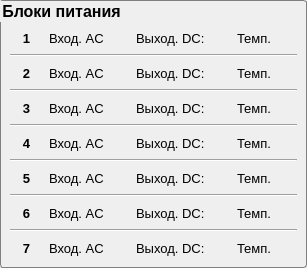
Old version of the form flag_panel.ui in the repository bulkanul/EVO_YFL_1064_GUI_coherent2.
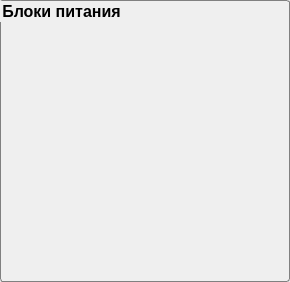
New version of the form. Icons and pictures are not drawn.

Commit message: Implemented functional flag panel

Diff of the .ui file:
```diff
--- a/flag_panel.ui
+++ b/flag_panel.ui
@@ -6,10 +6,31 @@
    <rect>
     <x>0</x>
     <y>0</y>
-    <width>307</width>
-    <height>268</height>
+    <width>290</width>
+    <height>282</height>
    </rect>
   </property>
+  <property name="minimumSize">
+   <size>
+    <width>280</width>
+    <height>0</height>
+   </size>
+  </property>
+  <property name="maximumSize">
+   <size>
+    <width>290</width>
+    <height>16777215</height>
+   </size>
+  </property>
+  <property name="font">
+   <font>
+    <family>Arial</family>
+    <pointsize>10</pointsize>
+    <weight>50</weight>
+    <italic>false</italic>
+    <bold>false</bold>
+   </font>
+  </property>
   <property name="windowTitle">
    <string>Form</string>
   </property>
@@ -20,6 +41,9 @@
  } </string>
   </property>
   <layout class="QVBoxLayout" name="verticalLayout">
+   <property name="spacing">
+    <number>1</number>
+   </property>
    <property name="leftMargin">
     <number>0</number>
    </property>
@@ -38,1109 +62,19 @@
       <font>
        <family>Arial</family>
        <pointsize>12</pointsize>
+       <weight>75</weight>
+       <italic>false</italic>
        <bold>true</bold>
       </font>
      </property>
+     <property name="styleSheet">
+      <string notr="true">QLabel {
+	font: 10pt 'Arial';
+}</string>
+     </property>
      <property name="title">
       <string>Блоки питания</string>
      </property>
-     <layout class="QVBoxLayout" name="verticalLayout_2">
-      <property name="leftMargin">
-       <number>9</number>
-      </property>
-      <property name="topMargin">
-       <number>27</number>
-      </property>
-      <property name="rightMargin">
-       <number>9</number>
-      </property>
-      <property name="bottomMargin">
-       <number>9</number>
-      </property>
-      <item>
-       <layout class="QHBoxLayout" name="horizontalLayout">
-        <item>
-         <widget class="QLabel" name="label_7">
-          <property name="font">
-           <font>
-            <family>Arial</family>
-            <pointsize>10</pointsize>
-            <bold>true</bold>
-           </font>
-          </property>
-          <property name="text">
-           <string>1</string>
-          </property>
-          <property name="alignment">
-           <set>Qt::AlignCenter</set>
-          </property>
-         </widget>
-        </item>
-        <item>
-         <widget class="QLabel" name="label">
-          <property name="font">
-           <font>
-            <family>Arial</family>
-            <pointsize>10</pointsize>
-           </font>
-          </property>
-          <property name="text">
-           <string>Вход. AC</string>
-          </property>
-         </widget>
-        </item>
-        <item>
-         <widget class="QLabel" name="label_2">
-          <property name="enabled">
-           <bool>false</bool>
-          </property>
-          <property name="minimumSize">
-           <size>
-            <width>20</width>
-            <height>20</height>
-           </size>
-          </property>
-          <property name="maximumSize">
-           <size>
-            <width>20</width>
-            <height>20</height>
-           </size>
-          </property>
-          <property name="styleSheet">
-           <string notr="true">QLabel::enabled{	
-	border-image: url(:/images/images/round_button_indicator_error.png)
-}
-QLabel::disabled{
-	border-image: url(:/images/images/round_button_indicator_on_hover.png);
-}</string>
-          </property>
-          <property name="text">
-           <string/>
-          </property>
-         </widget>
-        </item>
-        <item>
-         <widget class="QLabel" name="label_3">
-          <property name="font">
-           <font>
-            <family>Arial</family>
-            <pointsize>10</pointsize>
-           </font>
-          </property>
-          <property name="text">
-           <string>Выход. DC:</string>
-          </property>
-         </widget>
-        </item>
-        <item>
-         <widget class="QLabel" name="label_4">
-          <property name="minimumSize">
-           <size>
-            <width>20</width>
-            <height>20</height>
-           </size>
-          </property>
-          <property name="maximumSize">
-           <size>
-            <width>20</width>
-            <height>20</height>
-           </size>
-          </property>
-          <property name="styleSheet">
-           <string notr="true">QLabel::enabled{	
-	border-image: url(:/images/images/round_button_indicator_error.png)
-}
-QLabel::disabled{
-	border-image: url(:/images/images/round_button_indicator_on_hover.png);
-}</string>
-          </property>
-          <property name="text">
-           <string/>
-          </property>
-         </widget>
-        </item>
-        <item>
-         <widget class="QLabel" name="label_5">
-          <property name="font">
-           <font>
-            <family>Arial</family>
-            <pointsize>10</pointsize>
-           </font>
-          </property>
-          <property name="text">
-           <string>Темп.</string>
-          </property>
-         </widget>
-        </item>
-        <item>
-         <widget class="QLabel" name="label_6">
-          <property name="enabled">
-           <bool>false</bool>
-          </property>
-          <property name="minimumSize">
-           <size>
-            <width>20</width>
-            <height>20</height>
-           </size>
-          </property>
-          <property name="maximumSize">
-           <size>
-            <width>20</width>
-            <height>20</height>
-           </size>
-          </property>
-          <property name="styleSheet">
-           <string notr="true">QLabel::enabled{	
-	border-image: url(:/images/images/round_button_indicator_error.png)
-}
-QLabel::disabled{
-	border-image: url(:/images/images/round_button_indicator_on_hover.png);
-}</string>
-          </property>
-          <property name="text">
-           <string/>
-          </property>
-         </widget>
-        </item>
-       </layout>
-      </item>
-      <item>
-       <widget class="Line" name="line">
-        <property name="orientation">
-         <enum>Qt::Horizontal</enum>
-        </property>
-       </widget>
-      </item>
-      <item>
-       <layout class="QHBoxLayout" name="horizontalLayout_3">
-        <item>
-         <widget class="QLabel" name="label_22">
-          <property name="font">
-           <font>
-            <family>Arial</family>
-            <pointsize>10</pointsize>
-            <bold>true</bold>
-           </font>
-          </property>
-          <property name="text">
-           <string>2</string>
-          </property>
-          <property name="alignment">
-           <set>Qt::AlignCenter</set>
-          </property>
-         </widget>
-        </item>
-        <item>
-         <widget class="QLabel" name="label_23">
-          <property name="font">
-           <font>
-            <family>Arial</family>
-            <pointsize>10</pointsize>
-           </font>
-          </property>
-          <property name="text">
-           <string>Вход. AC</string>
-          </property>
-         </widget>
-        </item>
-        <item>
-         <widget class="QLabel" name="label_24">
-          <property name="enabled">
-           <bool>false</bool>
-          </property>
-          <property name="minimumSize">
-           <size>
-            <width>20</width>
-            <height>20</height>
-           </size>
-          </property>
-          <property name="maximumSize">
-           <size>
-            <width>20</width>
-            <height>20</height>
-           </size>
-          </property>
-          <property name="styleSheet">
-           <string notr="true">QLabel::enabled{	
-	border-image: url(:/images/images/round_button_indicator_error.png)
-}
-QLabel::disabled{
-	border-image: url(:/images/images/round_button_indicator_on_hover.png);
-}</string>
-          </property>
-          <property name="text">
-           <string/>
-          </property>
-         </widget>
-        </item>
-        <item>
-         <widget class="QLabel" name="label_25">
-          <property name="font">
-           <font>
-            <family>Arial</family>
-            <pointsize>10</pointsize>
-           </font>
-          </property>
-          <property name="text">
-           <string>Выход. DC:</string>
-          </property>
-         </widget>
-        </item>
-        <item>
-         <widget class="QLabel" name="label_26">
-          <property name="enabled">
-           <bool>false</bool>
-          </property>
-          <property name="minimumSize">
-           <size>
-            <width>20</width>
-            <height>20</height>
-           </size>
-          </property>
-          <property name="maximumSize">
-           <size>
-            <width>20</width>
-            <height>20</height>
-           </size>
-          </property>
-          <property name="styleSheet">
-           <string notr="true">QLabel::enabled{	
-	border-image: url(:/images/images/round_button_indicator_error.png)
-}
-QLabel::disabled{
-	border-image: url(:/images/images/round_button_indicator_on_hover.png);
-}</string>
-          </property>
-          <property name="text">
-           <string/>
-          </property>
-         </widget>
-        </item>
-        <item>
-         <widget class="QLabel" name="label_27">
-          <property name="font">
-           <font>
-            <family>Arial</family>
-            <pointsize>10</pointsize>
-           </font>
-          </property>
-          <property name="text">
-           <string>Темп.</string>
-          </property>
-         </widget>
-        </item>
-        <item>
-         <widget class="QLabel" name="label_28">
-          <property name="enabled">
-           <bool>false</bool>
-          </property>
-          <property name="minimumSize">
-           <size>
-            <width>20</width>
-            <height>20</height>
-           </size>
-          </property>
-          <property name="maximumSize">
-           <size>
-            <width>20</width>
-            <height>20</height>
-           </size>
-          </property>
-          <property name="styleSheet">
-           <string notr="true">QLabel::enabled{	
-	border-image: url(:/images/images/round_button_indicator_error.png)
-}
-QLabel::disabled{
-	border-image: url(:/images/images/round_button_indicator_on_hover.png);
-}</string>
-          </property>
-          <property name="text">
-           <string/>
-          </property>
-         </widget>
-        </item>
-       </layout>
-      </item>
-      <item>
-       <widget class="Line" name="line_2">
-        <property name="orientation">
-         <enum>Qt::Horizontal</enum>
-        </property>
-       </widget>
-      </item>
-      <item>
-       <layout class="QHBoxLayout" name="horizontalLayout_8">
-        <item>
-         <widget class="QLabel" name="label_57">
-          <property name="font">
-           <font>
-            <family>Arial</family>
-            <pointsize>10</pointsize>
-            <bold>true</bold>
-           </font>
-          </property>
-          <property name="text">
-           <string>3</string>
-          </property>
-          <property name="alignment">
-           <set>Qt::AlignCenter</set>
-          </property>
-         </widget>
-        </item>
-        <item>
-         <widget class="QLabel" name="label_58">
-          <property name="font">
-           <font>
-            <family>Arial</family>
-            <pointsize>10</pointsize>
-           </font>
-          </property>
-          <property name="text">
-           <string>Вход. AC</string>
-          </property>
-         </widget>
-        </item>
-        <item>
-         <widget class="QLabel" name="label_59">
-          <property name="enabled">
-           <bool>false</bool>
-          </property>
-          <property name="minimumSize">
-           <size>
-            <width>20</width>
-            <height>20</height>
-           </size>
-          </property>
-          <property name="maximumSize">
-           <size>
-            <width>20</width>
-            <height>20</height>
-           </size>
-          </property>
-          <property name="styleSheet">
-           <string notr="true">QLabel::enabled{	
-	border-image: url(:/images/images/round_button_indicator_error.png)
-}
-QLabel::disabled{
-	border-image: url(:/images/images/round_button_indicator_on_hover.png);
-}</string>
-          </property>
-          <property name="text">
-           <string/>
-          </property>
-         </widget>
-        </item>
-        <item>
-         <widget class="QLabel" name="label_60">
-          <property name="font">
-           <font>
-            <family>Arial</family>
-            <pointsize>10</pointsize>
-           </font>
-          </property>
-          <property name="text">
-           <string>Выход. DC:</string>
-          </property>
-         </widget>
-        </item>
-        <item>
-         <widget class="QLabel" name="label_61">
-          <property name="enabled">
-           <bool>false</bool>
-          </property>
-          <property name="minimumSize">
-           <size>
-            <width>20</width>
-            <height>20</height>
-           </size>
-          </property>
-          <property name="maximumSize">
-           <size>
-            <width>20</width>
-            <height>20</height>
-           </size>
-          </property>
-          <property name="styleSheet">
-           <string notr="true">QLabel::enabled{	
-	border-image: url(:/images/images/round_button_indicator_error.png)
-}
-QLabel::disabled{
-	border-image: url(:/images/images/round_button_indicator_on_hover.png);
-}</string>
-          </property>
-          <property name="text">
-           <string/>
-          </property>
-         </widget>
-        </item>
-        <item>
-         <widget class="QLabel" name="label_62">
-          <property name="font">
-           <font>
-            <family>Arial</family>
-            <pointsize>10</pointsize>
-           </font>
-          </property>
-          <property name="text">
-           <string>Темп.</string>
-          </property>
-         </widget>
-        </item>
-        <item>
-         <widget class="QLabel" name="label_63">
-          <property name="enabled">
-           <bool>false</bool>
-          </property>
-          <property name="minimumSize">
-           <size>
-            <width>20</width>
-            <height>20</height>
-           </size>
-          </property>
-          <property name="maximumSize">
-           <size>
-            <width>20</width>
-            <height>20</height>
-           </size>
-          </property>
-          <property name="styleSheet">
-           <string notr="true">QLabel::enabled{	
-	border-image: url(:/images/images/round_button_indicator_error.png)
-}
-QLabel::disabled{
-	border-image: url(:/images/images/round_button_indicator_on_hover.png);
-}</string>
-          </property>
-          <property name="text">
-           <string/>
-          </property>
-         </widget>
-        </item>
-       </layout>
-      </item>
-      <item>
-       <widget class="Line" name="line_3">
-        <property name="orientation">
-         <enum>Qt::Horizontal</enum>
-        </property>
-       </widget>
-      </item>
-      <item>
-       <layout class="QHBoxLayout" name="horizontalLayout_7">
-        <item>
-         <widget class="QLabel" name="label_50">
-          <property name="font">
-           <font>
-            <family>Arial</family>
-            <pointsize>10</pointsize>
-            <bold>true</bold>
-           </font>
-          </property>
-          <property name="text">
-           <string>4</string>
-          </property>
-          <property name="alignment">
-           <set>Qt::AlignCenter</set>
-          </property>
-         </widget>
-        </item>
-        <item>
-         <widget class="QLabel" name="label_51">
-          <property name="font">
-           <font>
-            <family>Arial</family>
-            <pointsize>10</pointsize>
-           </font>
-          </property>
-          <property name="text">
-           <string>Вход. AC</string>
-          </property>
-         </widget>
-        </item>
-        <item>
-         <widget class="QLabel" name="label_52">
-          <property name="enabled">
-           <bool>false</bool>
-          </property>
-          <property name="minimumSize">
-           <size>
-            <width>20</width>
-            <height>20</height>
-           </size>
-          </property>
-          <property name="maximumSize">
-           <size>
-            <width>20</width>
-            <height>20</height>
-           </size>
-          </property>
-          <property name="styleSheet">
-           <string notr="true">QLabel::enabled{	
-	border-image: url(:/images/images/round_button_indicator_error.png)
-}
-QLabel::disabled{
-	border-image: url(:/images/images/round_button_indicator_on_hover.png);
-}</string>
-          </property>
-          <property name="text">
-           <string/>
-          </property>
-         </widget>
-        </item>
-        <item>
-         <widget class="QLabel" name="label_53">
-          <property name="font">
-           <font>
-            <family>Arial</family>
-            <pointsize>10</pointsize>
-           </font>
-          </property>
-          <property name="text">
-           <string>Выход. DC:</string>
-          </property>
-         </widget>
-        </item>
-        <item>
-         <widget class="QLabel" name="label_54">
-          <property name="enabled">
-           <bool>false</bool>
-          </property>
-          <property name="minimumSize">
-           <size>
-            <width>20</width>
-            <height>20</height>
-           </size>
-          </property>
-          <property name="maximumSize">
-           <size>
-            <width>20</width>
-            <height>20</height>
-           </size>
-          </property>
-          <property name="styleSheet">
-           <string notr="true">QLabel::enabled{	
-	border-image: url(:/images/images/round_button_indicator_error.png)
-}
-QLabel::disabled{
-	border-image: url(:/images/images/round_button_indicator_on_hover.png);
-}</string>
-          </property>
-          <property name="text">
-           <string/>
-          </property>
-         </widget>
-        </item>
-        <item>
-         <widget class="QLabel" name="label_55">
-          <property name="font">
-           <font>
-            <family>Arial</family>
-            <pointsize>10</pointsize>
-           </font>
-          </property>
-          <property name="text">
-           <string>Темп.</string>
-          </property>
-         </widget>
-        </item>
-        <item>
-         <widget class="QLabel" name="label_56">
-          <property name="minimumSize">
-           <size>
-            <width>20</width>
-            <height>20</height>
-           </size>
-          </property>
-          <property name="maximumSize">
-           <size>
-            <width>20</width>
-            <height>20</height>
-           </size>
-          </property>
-          <property name="styleSheet">
-           <string notr="true">QLabel::enabled{	
-	border-image: url(:/images/images/round_button_indicator_error.png)
-}
-QLabel::disabled{
-	border-image: url(:/images/images/round_button_indicator_on_hover.png);
-}</string>
-          </property>
-          <property name="text">
-           <string/>
-          </property>
-         </widget>
-        </item>
-       </layout>
-      </item>
-      <item>
-       <widget class="Line" name="line_4">
-        <property name="orientation">
-         <enum>Qt::Horizontal</enum>
-        </property>
-       </widget>
-      </item>
-      <item>
-       <layout class="QHBoxLayout" name="horizontalLayout_6">
-        <item>
-         <widget class="QLabel" name="label_43">
-          <property name="font">
-           <font>
-            <family>Arial</family>
-            <pointsize>10</pointsize>
-            <bold>true</bold>
-           </font>
-          </property>
-          <property name="text">
-           <string>5</string>
-          </property>
-          <property name="alignment">
-           <set>Qt::AlignCenter</set>
-          </property>
-         </widget>
-        </item>
-        <item>
-         <widget class="QLabel" name="label_44">
-          <property name="font">
-           <font>
-            <family>Arial</family>
-            <pointsize>10</pointsize>
-           </font>
-          </property>
-          <property name="text">
-           <string>Вход. AC</string>
-          </property>
-         </widget>
-        </item>
-        <item>
-         <widget class="QLabel" name="label_45">
-          <property name="enabled">
-           <bool>true</bool>
-          </property>
-          <property name="minimumSize">
-           <size>
-            <width>20</width>
-            <height>20</height>
-           </size>
-          </property>
-          <property name="maximumSize">
-           <size>
-            <width>20</width>
-            <height>20</height>
-           </size>
-          </property>
-          <property name="styleSheet">
-           <string notr="true">QLabel::enabled{	
-	border-image: url(:/images/images/round_button_indicator_error.png)
-}
-QLabel::disabled{
-	border-image: url(:/images/images/round_button_indicator_on_hover.png);
-}</string>
-          </property>
-          <property name="text">
-           <string/>
-          </property>
-         </widget>
-        </item>
-        <item>
-         <widget class="QLabel" name="label_46">
-          <property name="font">
-           <font>
-            <family>Arial</family>
-            <pointsize>10</pointsize>
-           </font>
-          </property>
-          <property name="text">
-           <string>Выход. DC:</string>
-          </property>
-         </widget>
-        </item>
-        <item>
-         <widget class="QLabel" name="label_47">
-          <property name="enabled">
-           <bool>false</bool>
-          </property>
-          <property name="minimumSize">
-           <size>
-            <width>20</width>
-            <height>20</height>
-           </size>
-          </property>
-          <property name="maximumSize">
-           <size>
-            <width>20</width>
-            <height>20</height>
-           </size>
-          </property>
-          <property name="styleSheet">
-           <string notr="true">QLabel::enabled{	
-	border-image: url(:/images/images/round_button_indicator_error.png)
-}
-QLabel::disabled{
-	border-image: url(:/images/images/round_button_indicator_on_hover.png);
-}</string>
-          </property>
-          <property name="text">
-           <string/>
-          </property>
-         </widget>
-        </item>
-        <item>
-         <widget class="QLabel" name="label_48">
-          <property name="font">
-           <font>
-            <family>Arial</family>
-            <pointsize>10</pointsize>
-           </font>
-          </property>
-          <property name="text">
-           <string>Темп.</string>
-          </property>
-         </widget>
-        </item>
-        <item>
-         <widget class="QLabel" name="label_49">
-          <property name="enabled">
-           <bool>false</bool>
-          </property>
-          <property name="minimumSize">
-           <size>
-            <width>20</width>
-            <height>20</height>
-           </size>
-          </property>
-          <property name="maximumSize">
-           <size>
-            <width>20</width>
-            <height>20</height>
-           </size>
-          </property>
-          <property name="styleSheet">
-           <string notr="true">QLabel::enabled{	
-	border-image: url(:/images/images/round_button_indicator_error.png)
-}
-QLabel::disabled{
-	border-image: url(:/images/images/round_button_indicator_on_hover.png);
-}</string>
-          </property>
-          <property name="text">
-           <string/>
-          </property>
-         </widget>
-        </item>
-       </layout>
-      </item>
-      <item>
-       <widget class="Line" name="line_5">
-        <property name="orientation">
-         <enum>Qt::Horizontal</enum>
-        </property>
-       </widget>
-      </item>
-      <item>
-       <layout class="QHBoxLayout" name="horizontalLayout_5">
-        <item>
-         <widget class="QLabel" name="label_36">
-          <property name="font">
-           <font>
-            <family>Arial</family>
-            <pointsize>10</pointsize>
-            <bold>true</bold>
-           </font>
-          </property>
-          <property name="text">
-           <string>6</string>
-          </property>
-          <property name="alignment">
-           <set>Qt::AlignCenter</set>
-          </property>
-         </widget>
-        </item>
-        <item>
-         <widget class="QLabel" name="label_37">
-          <property name="font">
-           <font>
-            <family>Arial</family>
-            <pointsize>10</pointsize>
-           </font>
-          </property>
-          <property name="text">
-           <string>Вход. AC</string>
-          </property>
-         </widget>
-        </item>
-        <item>
-         <widget class="QLabel" name="label_38">
-          <property name="enabled">
-           <bool>false</bool>
-          </property>
-          <property name="minimumSize">
-           <size>
-            <width>20</width>
-            <height>20</height>
-           </size>
-          </property>
-          <property name="maximumSize">
-           <size>
-            <width>20</width>
-            <height>20</height>
-           </size>
-          </property>
-          <property name="styleSheet">
-           <string notr="true">QLabel::enabled{	
-	border-image: url(:/images/images/round_button_indicator_error.png)
-}
-QLabel::disabled{
-	border-image: url(:/images/images/round_button_indicator_on_hover.png);
-}</string>
-          </property>
-          <property name="text">
-           <string/>
-          </property>
-         </widget>
-        </item>
-        <item>
-         <widget class="QLabel" name="label_39">
-          <property name="font">
-           <font>
-            <family>Arial</family>
-            <pointsize>10</pointsize>
-           </font>
-          </property>
-          <property name="text">
-           <string>Выход. DC:</string>
-          </property>
-         </widget>
-        </item>
-        <item>
-         <widget class="QLabel" name="label_40">
-          <property name="minimumSize">
-           <size>
-            <width>20</width>
-            <height>20</height>
-           </size>
-          </property>
-          <property name="maximumSize">
-           <size>
-            <width>20</width>
-            <height>20</height>
-           </size>
-          </property>
-          <property name="styleSheet">
-           <string notr="true">QLabel::enabled{	
-	border-image: url(:/images/images/round_button_indicator_error.png)
-}
-QLabel::disabled{
-	border-image: url(:/images/images/round_button_indicator_on_hover.png);
-}</string>
-          </property>
-          <property name="text">
-           <string/>
-          </property>
-         </widget>
-        </item>
-        <item>
-         <widget class="QLabel" name="label_41">
-          <property name="font">
-           <font>
-            <family>Arial</family>
-            <pointsize>10</pointsize>
-           </font>
-          </property>
-          <property name="text">
-           <string>Темп.</string>
-          </property>
-         </widget>
-        </item>
-        <item>
-         <widget class="QLabel" name="label_42">
-          <property name="enabled">
-           <bool>false</bool>
-          </property>
-          <property name="minimumSize">
-           <size>
-            <width>20</width>
-            <height>20</height>
-           </size>
-          </property>
-          <property name="maximumSize">
-           <size>
-            <width>20</width>
-            <height>20</height>
-           </size>
-          </property>
-          <property name="styleSheet">
-           <string notr="true">QLabel::enabled{	
-	border-image: url(:/images/images/round_button_indicator_error.png)
-}
-QLabel::disabled{
-	border-image: url(:/images/images/round_button_indicator_on_hover.png);
-}</string>
-          </property>
-          <property name="text">
-           <string/>
-          </property>
-         </widget>
-        </item>
-       </layout>
-      </item>
-      <item>
-       <widget class="Line" name="line_6">
-        <property name="orientation">
-         <enum>Qt::Horizontal</enum>
-        </property>
-       </widget>
-      </item>
-      <item>
-       <layout class="QHBoxLayout" name="horizontalLayout_4">
-        <item>
-         <widget class="QLabel" name="label_29">
-          <property name="font">
-           <font>
-            <family>Arial</family>
-            <pointsize>10</pointsize>
-            <bold>true</bold>
-           </font>
-          </property>
-          <property name="text">
-           <string>7</string>
-          </property>
-          <property name="alignment">
-           <set>Qt::AlignCenter</set>
-          </property>
-         </widget>
-        </item>
-        <item>
-         <widget class="QLabel" name="label_30">
-          <property name="font">
-           <font>
-            <family>Arial</family>
-            <pointsize>10</pointsize>
-           </font>
-          </property>
-          <property name="text">
-           <string>Вход. AC</string>
-          </property>
-         </widget>
-        </item>
-        <item>
-         <widget class="QLabel" name="label_31">
-          <property name="enabled">
-           <bool>false</bool>
-          </property>
-          <property name="minimumSize">
-           <size>
-            <width>20</width>
-            <height>20</height>
-           </size>
-          </property>
-          <property name="maximumSize">
-           <size>
-            <width>20</width>
-            <height>20</height>
-           </size>
-          </property>
-          <property name="styleSheet">
-           <string notr="true">QLabel::enabled{	
-	border-image: url(:/images/images/round_button_indicator_error.png)
-}
-QLabel::disabled{
-	border-image: url(:/images/images/round_button_indicator_on_hover.png);
-}</string>
-          </property>
-          <property name="text">
-           <string/>
-          </property>
-         </widget>
-        </item>
-        <item>
-         <widget class="QLabel" name="label_32">
-          <property name="font">
-           <font>
-            <family>Arial</family>
-            <pointsize>10</pointsize>
-           </font>
-          </property>
-          <property name="text">
-           <string>Выход. DC:</string>
-          </property>
-         </widget>
-        </item>
-        <item>
-         <widget class="QLabel" name="label_33">
-          <property name="enabled">
-           <bool>false</bool>
-          </property>
-          <property name="minimumSize">
-           <size>
-            <width>20</width>
-            <height>20</height>
-           </size>
-          </property>
-          <property name="maximumSize">
-           <size>
-            <width>20</width>
-            <height>20</height>
-           </size>
-          </property>
-          <property name="styleSheet">
-           <string notr="true">QLabel::enabled{	
-	border-image: url(:/images/images/round_button_indicator_error.png)
-}
-QLabel::disabled{
-	border-image: url(:/images/images/round_button_indicator_on_hover.png);
-}</string>
-          </property>
-          <property name="text">
-           <string/>
-          </property>
-         </widget>
-        </item>
-        <item>
-         <widget class="QLabel" name="label_34">
-          <property name="font">
-           <font>
-            <family>Arial</family>
-            <pointsize>10</pointsize>
-           </font>
-          </property>
-          <property name="text">
-           <string>Темп.</string>
-          </property>
-         </widget>
-        </item>
-        <item>
-         <widget class="QLabel" name="label_35">
-          <property name="enabled">
-           <bool>false</bool>
-          </property>
-          <property name="minimumSize">
-           <size>
-            <width>20</width>
-            <height>20</height>
-           </size>
-          </property>
-          <property name="maximumSize">
-           <size>
-            <width>20</width>
-            <height>20</height>
-           </size>
-          </property>
-          <property name="styleSheet">
-           <string notr="true">QLabel::enabled{	
-	border-image: url(:/images/images/round_button_indicator_error.png)
-}
-QLabel::disabled{
-	border-image: url(:/images/images/round_button_indicator_on_hover.png);
-}</string>
-          </property>
-          <property name="text">
-           <string/>
-          </property>
-         </widget>
-        </item>
-       </layout>
-      </item>
-     </layout>
     </widget>
    </item>
   </layout>
```
Left out of the diff: 3 changed lines with no effect on the pictures. The commit also changes 5 other files.
